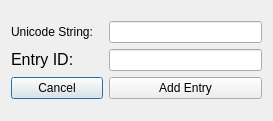
Old version of the form XDBF/stringinjector.ui in the repository hetelek/XDBF-Manager.
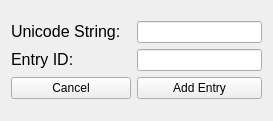
New version of the form. Icons and pictures are not drawn.

Diff of the .ui file:
```diff
--- a/XDBF/stringinjector.ui
+++ b/XDBF/stringinjector.ui
@@ -19,7 +19,11 @@
      <item row="0" column="0" colspan="2">
       <widget class="QLabel" name="label">
        <property name="text">
-        <string>Unicode String: </string>
+        <string>&lt;!DOCTYPE HTML PUBLIC &quot;-//W3C//DTD HTML 4.0//EN&quot; &quot;http://www.w3.org/TR/REC-html40/strict.dtd&quot;&gt;
+&lt;html&gt;&lt;head&gt;&lt;meta name=&quot;qrichtext&quot; content=&quot;1&quot; /&gt;&lt;style type=&quot;text/css&quot;&gt;
+p, li { white-space: pre-wrap; }
+&lt;/style&gt;&lt;/head&gt;&lt;body style=&quot; font-family:'Lucida Grande'; font-size:13pt; font-weight:400; font-style:normal;&quot;&gt;
+&lt;p style=&quot; margin-top:0px; margin-bottom:0px; margin-left:0px; margin-right:0px; -qt-block-indent:0; text-indent:0px;&quot;&gt;&lt;span style=&quot; font-size:12pt;&quot;&gt;Unicode String: &lt;/span&gt;&lt;/p&gt;&lt;/body&gt;&lt;/html&gt;</string>
        </property>
       </widget>
      </item>
@@ -46,6 +50,9 @@
         <iconset resource="images.qrc">
          <normaloff>:/images/cancel.png</normaloff>:/images/cancel.png</iconset>
        </property>
+       <property name="autoDefault">
+        <bool>false</bool>
+       </property>
       </widget>
      </item>
      <item row="3" column="3">
@@ -57,6 +64,9 @@
         <iconset resource="images.qrc">
          <normaloff>:/images/add.png</normaloff>:/images/add.png</iconset>
        </property>
+       <property name="autoDefault">
+        <bool>false</bool>
+       </property>
       </widget>
      </item>
      <item row="1" column="3">
```
